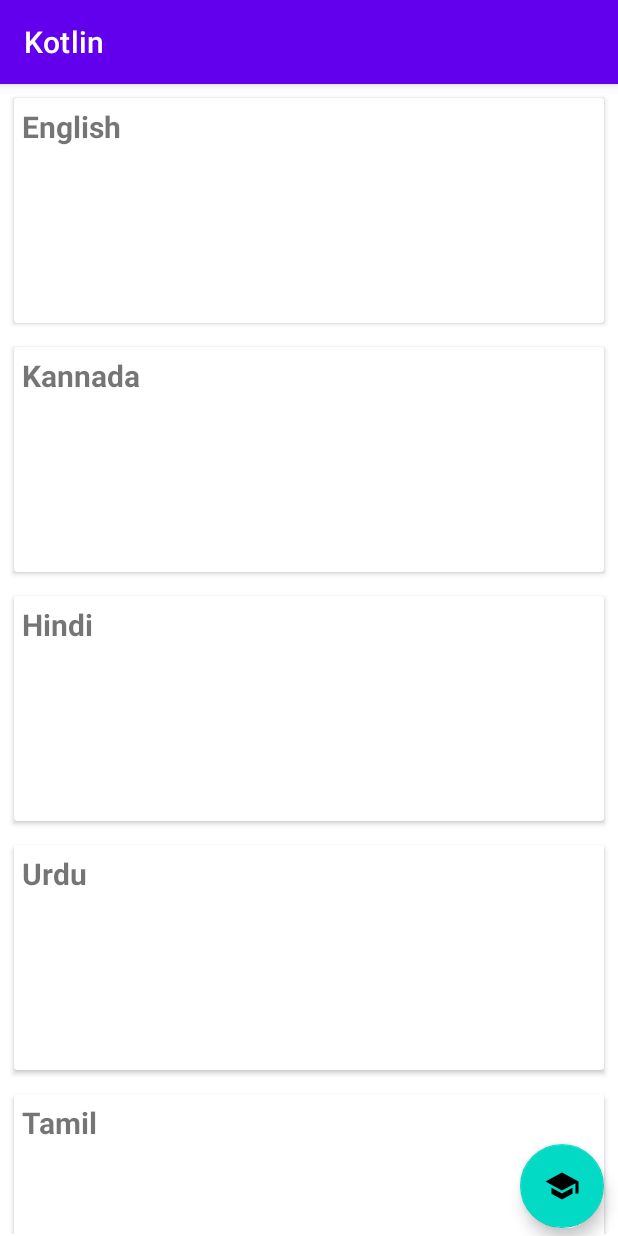
After one commit to Nikhil2599/AndroidApp, an Android app: the RecyclerActivity screen opened directly, with no data from a screen before it, on a phone screen of 412 x 824 dp. The commit adds this screen. Run offline under Robolectric (Android 15) with nearby library versions, the phone set to English and light mode, and no system bars.

Commit message:
RecyclerActivity

```diff
--- /dev/null
+++ b/app/src/main/java/com/example/kotlin/LangsAdapter.java
@@ -0,0 +1,47 @@
+package com.example.kotlin;
+
+import android.util.Log;
+import android.view.LayoutInflater;
+import android.view.View;
+import android.view.ViewGroup;
+import android.widget.TextView;
+import androidx.annotation.NonNull;
+import androidx.recyclerview.widget.RecyclerView;
+import java.text.BreakIterator;
+public class LangsAdapter extends RecyclerView.Adapter<LangsAdapter.LViewHolder>{
+    public static String TAG = LangsAdapter.class.getSimpleName();
+    String[] mLanguages;
+    public LangsAdapter(String[] languages) {
+        mLanguages = languages;
+    }
+
+
+    @NonNull
+    @Override
+    public LangsAdapter.LViewHolder onCreateViewHolder(@NonNull ViewGroup parent, int viewType) {
+        Log.i(TAG,"nikhil has bought a plank from market");
+        View plankBought = LayoutInflater.from(parent.getContext()).inflate(R.layout.row_rview,parent,false);
+        return new LViewHolder(plankBought);
+    }
+
+    @Override
+    public void onBindViewHolder(@NonNull LangsAdapter.LViewHolder holder, int position) {
+        Log.i(TAG,"rumaan writing the dish name on the plank"+mLanguages[position]);
+        holder.rowTextView.setText(mLanguages[position]);
+    }
+
+    @Override
+    public int getItemCount() {
+        Log.i(TAG,"megha counting the no of items in the data set");
+        return mLanguages.length;
+    }
+
+    class LViewHolder extends RecyclerView.ViewHolder {
+        TextView rowTextView;
+        public LViewHolder(@NonNull View plankBought) {
+            super(plankBought);
+            Log.i(TAG,"abdul is storing the plan");
+            rowTextView = plankBought.findViewById(R.id.tvRow);
+        }
+    }
+}
--- a/app/src/main/java/com/example/kotlin/MainActivity.java
+++ b/app/src/main/java/com/example/kotlin/MainActivity.java
@@ -16,11 +16,12 @@ public class MainActivity extends AppCompatActivity {
         @Override
         protected void onCreate(Bundle savedInstanceState) {
                 super.onCreate(savedInstanceState);
+                int a=10;
                 setContentView(R.layout.activity_main);
                 etContact = findViewById(R.id.etName);
                 tvHome = findViewById(R.id.tvMain);
-        etContact = findViewById(R.id.etContact);
-        tvHome = findViewById(R.id.tvHome);
+       // etContact = findViewById(R.id.etContact);
+       // tvHome = findViewById(R.id.tvHome);
          /* String name = getIntent().getExtras().getString("nkey");
        tvHome.setText("hello "+name);*/
         }
--- /dev/null
+++ b/app/src/main/java/com/example/kotlin/RecyclerActivity.java
@@ -0,0 +1,23 @@
+package com.example.kotlin;
+
+import androidx.appcompat.app.AppCompatActivity;
+import androidx.recyclerview.widget.LinearLayoutManager;
+import androidx.recyclerview.widget.RecyclerView;
+import android.os.Bundle;
+public class RecyclerActivity extends AppCompatActivity {
+    String[] languages = new String[]{
+            "English","Kannada","Hindi","Urdu","Tamil","Telgu",
+            "English","Kannada","Hindi","Urdu","Tamil","Telgu",
+            "English","Kannada","Hindi","Urdu","Tamil","Telgu",
+            "English","Kannada","Hindi","Urdu","Tamil","Telgu",
+            "English","Kannada","Hindi","Urdu","Tamil","Telgu"};
+    @Override
+    protected void onCreate(Bundle savedInstanceState) {
+        super.onCreate(savedInstanceState);
+        setContentView(R.layout.activity_recycler);
+        RecyclerView rView = findViewById(R.id.languagesRview);
+        LangsAdapter adapter = new LangsAdapter(languages);
+        rView.setLayoutManager(new LinearLayoutManager(this));
+        rView.setAdapter(adapter);
+    }
+}
--- /dev/null
+++ b/app/src/main/res/drawable/ic_baseline_school_24.xml
@@ -0,0 +1,5 @@
+<vector android:height="24dp" android:tint="#1F79E0"
+    android:viewportHeight="24" android:viewportWidth="24"
+    android:width="24dp" xmlns:android="http://schemas.android.com/apk/res/android">
+    <path android:fillColor="@android:color/white" android:pathData="M5,13.18v4L12,21l7,-3.82v-4L12,17l-7,-3.82zM12,3L1,9l11,6 9,-4.91V17h2V9L12,3z"/>
+</vector>
--- /dev/null
+++ b/app/src/main/res/layout/activity_recycler.xml
@@ -0,0 +1,34 @@
+<?xml version="1.0" encoding="utf-8"?>
+<androidx.constraintlayout.widget.ConstraintLayout xmlns:android="http://schemas.android.com/apk/res/android"
+    xmlns:app="http://schemas.android.com/apk/res-auto"
+    xmlns:tools="http://schemas.android.com/tools"
+    android:layout_width="match_parent"
+    android:layout_height="match_parent"
+    tools:context=".RecyclerActivity">
+
+    <androidx.recyclerview.widget.RecyclerView
+        android:id="@+id/languagesRview"
+        android:layout_width="0dp"
+        android:layout_height="0dp"
+        android:layout_marginStart="1dp"
+        android:layout_marginTop="1dp"
+        android:layout_marginEnd="1dp"
+        android:layout_marginBottom="1dp"
+        app:layout_constraintBottom_toBottomOf="parent"
+        app:layout_constraintEnd_toEndOf="parent"
+        app:layout_constraintStart_toStartOf="parent"
+        app:layout_constraintTop_toTopOf="parent" />
+    <com.google.android.material.floatingactionbutton.FloatingActionButton
+        android:id="@+id/floatingActionButton"
+        android:layout_width="wrap_content"
+        android:layout_height="wrap_content"
+        android:layout_marginEnd="9dp"
+        android:layout_marginBottom="5dp"
+        android:clickable="true"
+        app:layout_constraintBottom_toBottomOf="parent"
+        app:layout_constraintEnd_toEndOf="parent"
+        app:srcCompat="@drawable/ic_baseline_school_24" />
+
+
+
+</androidx.constraintlayout.widget.ConstraintLayout>
--- /dev/null
+++ b/app/src/main/res/layout/row_rview.xml
@@ -0,0 +1,26 @@
+<?xml version="1.0" encoding="utf-8"?>
+<androidx.cardview.widget.CardView
+    xmlns:android="http://schemas.android.com/apk/res/android"
+    android:layout_width="match_parent"
+    android:elevation="20dp"
+    android:layout_margin="8dp"
+    android:layout_height="150dp"
+    >
+    <LinearLayout android:orientation="vertical"
+        android:layout_width="match_parent"
+        android:layout_height="match_parent">
+
+
+
+    <TextView
+        android:id="@+id/tvRow"
+        android:textSize="20sp"
+        android:textStyle="bold"
+
+        android:padding="5dp"
+        android:layout_width="match_parent"
+        android:layout_height="wrap_content"
+        android:text="TextView" />
+
+    </LinearLayout>
+</androidx.cardview.widget.CardView>
```
Also changed, not shown: app/src/main/AndroidManifest.xml (+12 -5 lines), app/src/main/java/com/example/kotlin/MainActivity1.kt (+58 -2 lines), app/src/main/res/drawable/gradient_box.xml (added, +13 -0 lines), app/src/main/res/layout/activity_main.xml (+1 -49 lines), app/src/main/res/layout/activity_main1.xml (+31 -0 lines), app/src/main/res/menu/main_context.xml (added, +11 -0 lines), app/src/main/res/values/styles.xml (added, +16 -0 lines).
